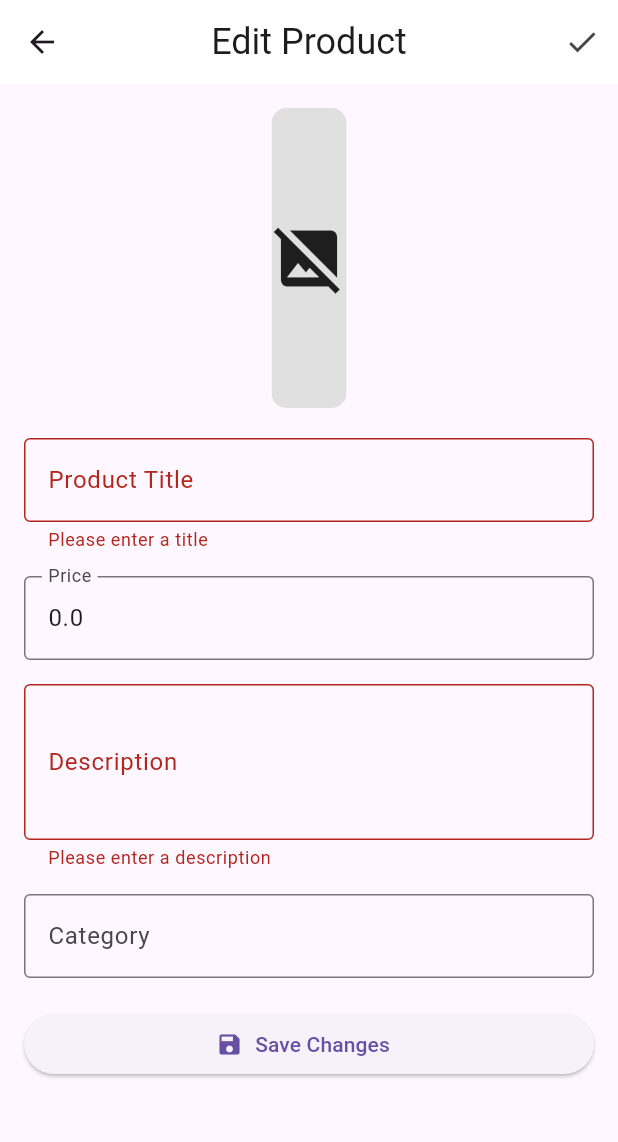
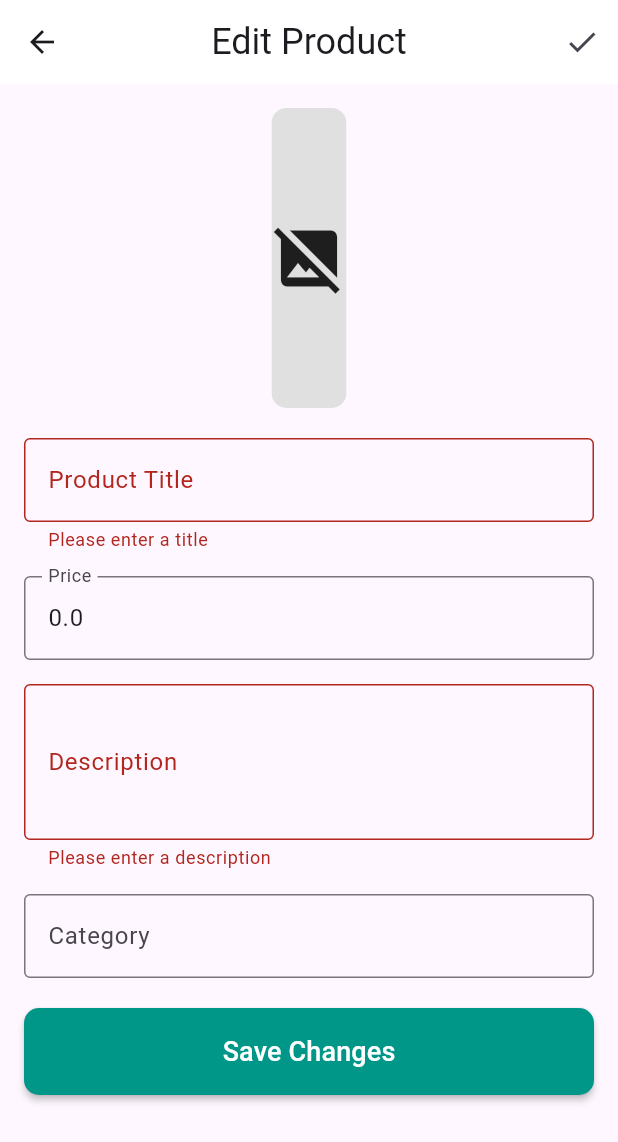
Before and after one commit to Moatasem-Official/Store_App, a Flutter app: the EditProductScreen screen opened directly with empty values, after a tap on "Save Changes", after a tap on the "check" icon, on a phone screen of 412 x 824 dp. Shown: the top 1142 px of the screen. Run offline on Flutter 3.47's test engine with Material 3 defaults, Android fonts, the phone set to English and light mode, and no system bars; our stand-ins replace bloc, device_preview, dio, flutter_bloc, font_awesome_flutter, get_it and 1 more; generated files the repository leaves out were written again; network calls fail.

Commit message:
Handle Update Product Process

```diff
--- a/lib/app_router.dart
+++ b/lib/app_router.dart
@@ -22,7 +22,10 @@ class AppRouter {
       case editProductScreen:
         var product = settings.arguments as ProductModel;
         return MaterialPageRoute(
-          builder: (_) => EditProductScreen(product: product),
+          builder: (_) => BlocProvider<ProductsCubit>(
+            create: (context) => get_it<ProductsCubit>(),
+            child: EditProductScreen(product: product),
+          ),
         );
       default:
         return MaterialPageRoute(
--- a/lib/business_logic/cubits/cubit/products_state.dart
+++ b/lib/business_logic/cubits/cubit/products_state.dart
@@ -6,6 +6,10 @@ sealed class ProductsState {}
 final class ProductsInitial extends ProductsState {}
 
 final class ProductsLoading extends ProductsState {}
+
+final class ProductsActionLoading extends ProductsState {}
+
+final class ProductsActionSuccess extends ProductsState {}
 
 final class ProductsLoaded extends ProductsState {
   final List<ProductModel> products;
--- a/lib/data/models/product_model.dart
+++ b/lib/data/models/product_model.dart
@@ -25,4 +25,19 @@ class ProductModel {
   factory ProductModel.fromJson(Map<String, dynamic> json) =>
       _$ProductModelFromJson(json);
   Map<String, dynamic> toJson() => _$ProductModelToJson(this);
+
+  copyWith({
+    required String title,
+    double? price,
+    required String description,
+    required String category,
+  }) {
+    return ProductModel(
+      title: title,
+      price: price ?? this.price,
+      description: description,
+      category: category,
+      image: image ?? image,
+    );
+  }
 }
--- a/lib/presentation/screens/edit_product_screen.dart
+++ b/lib/presentation/screens/edit_product_screen.dart
@@ -1,4 +1,6 @@
 import 'package:flutter/material.dart';
+import 'package:flutter_bloc/flutter_bloc.dart';
+import 'package:store_app/business_logic/cubits/cubit/products_cubit.dart';
 import 'package:store_app/data/models/product_model.dart';
 
 class EditProductScreen extends StatefulWidget {
@@ -17,6 +19,8 @@ class _EditProductScreenState extends State<EditProductScreen> {
   late TextEditingController _priceController;
   late TextEditingController _descriptionController;
   late TextEditingController _categoryController;
+
+  bool _isLoading = false;
 
   @override
   void initState() {
@@ -40,22 +44,64 @@ class _EditProductScreenState extends State<EditProductScreen> {
     super.dispose();
   }
 
-  void _saveChanges() {
+  void _saveChanges() async {
     if (_formKey.currentState!.validate()) {
-      // final updatedProduct = widget.product.copyWith(
-      //   title: _titleController.text,
-      //   price: double.tryParse(_priceController.text),
-      //   description: _descriptionController.text,
-      //   category: _categoryController.text,
-      // );
+      final updatedProduct = widget.product.copyWith(
+        title: _titleController.text,
+        price: double.tryParse(_priceController.text),
+        description: _descriptionController.text,
+        category: _categoryController.text,
+      );
 
-      // Navigator.pop(context, updatedProduct); // بيرجع المنتج المعدل
+      await context.read<ProductsCubit>().updateProduct(
+        updatedProduct,
+        widget.product.id!,
+      );
+
+      context.read<ProductsCubit>().fetchProducts();
     }
   }
 
   @override
   Widget build(BuildContext context) {
-    return Scaffold(
+    return BlocListener<ProductsCubit, ProductsState>(
+      listener: (context, state) {
+        if (state is ProductsActionSuccess) {
+          ScaffoldMessenger.of(context).showSnackBar(
+            const SnackBar(
+              duration: Duration(seconds: 2),
+              backgroundColor: Colors.green,
+              behavior: SnackBarBehavior.floating,
+              shape: RoundedRectangleBorder(
+                borderRadius: BorderRadius.all(Radius.circular(10)),
+              ),
+              content: Text(
+                'Product Updated Successfully',
+                style: TextStyle(color: Colors.white, fontSize: 16),
+              ),
+            ),
+          );
+          setState(() {
+            _isLoading = false;
+          });
+        } else if (state is ProductsError) {
+          ScaffoldMessenger.of(
+            context,
+          ).showSnackBar(SnackBar(content: Text(state.message)));
+          setState(() {
+            _isLoading = false;
+          });
+        } else if (state is ProductsActionLoading) {
+          setState(() {
+            _isLoading = true;
+          });
+        } else {
+          setState(() {
+            _isLoading = false;
+          });
+        }
+      },
+      child: Scaffold(
         appBar: AppBar(
           centerTitle: true,
           surfaceTintColor: Colors.white,
@@ -142,16 +188,34 @@ class _EditProductScreenState extends State<EditProductScreen> {
                 // Save button
                 SizedBox(
                   width: double.infinity,
-                child: ElevatedButton.icon(
+                  child: MaterialButton(
+                    shape: RoundedRectangleBorder(
+                      borderRadius: BorderRadius.circular(10),
+                    ),
                     onPressed: _saveChanges,
-                  icon: const Icon(Icons.save),
-                  label: const Text('Save Changes'),
+                    color: Colors.teal,
+                    textColor: Colors.white,
+                    padding: const EdgeInsets.symmetric(vertical: 16),
+                    child: _isLoading
+                        ? SizedBox(
+                            height: 20,
+                            width: 20,
+                            child: const CircularProgressIndicator(
+                              color: Colors.white,
+                              strokeWidth: 3,
+                            ),
+                          )
+                        : const Text(
+                            'Save Changes',
+                            style: TextStyle(fontSize: 18),
+                          ),
                   ),
                 ),
               ],
             ),
           ),
         ),
+      ),
     );
   }
 }
```
Also changed, not shown: lib/business_logic/cubits/cubit/products_cubit.dart (+24 -0 lines). Lines whose indentation alone changed are shown as unchanged.
